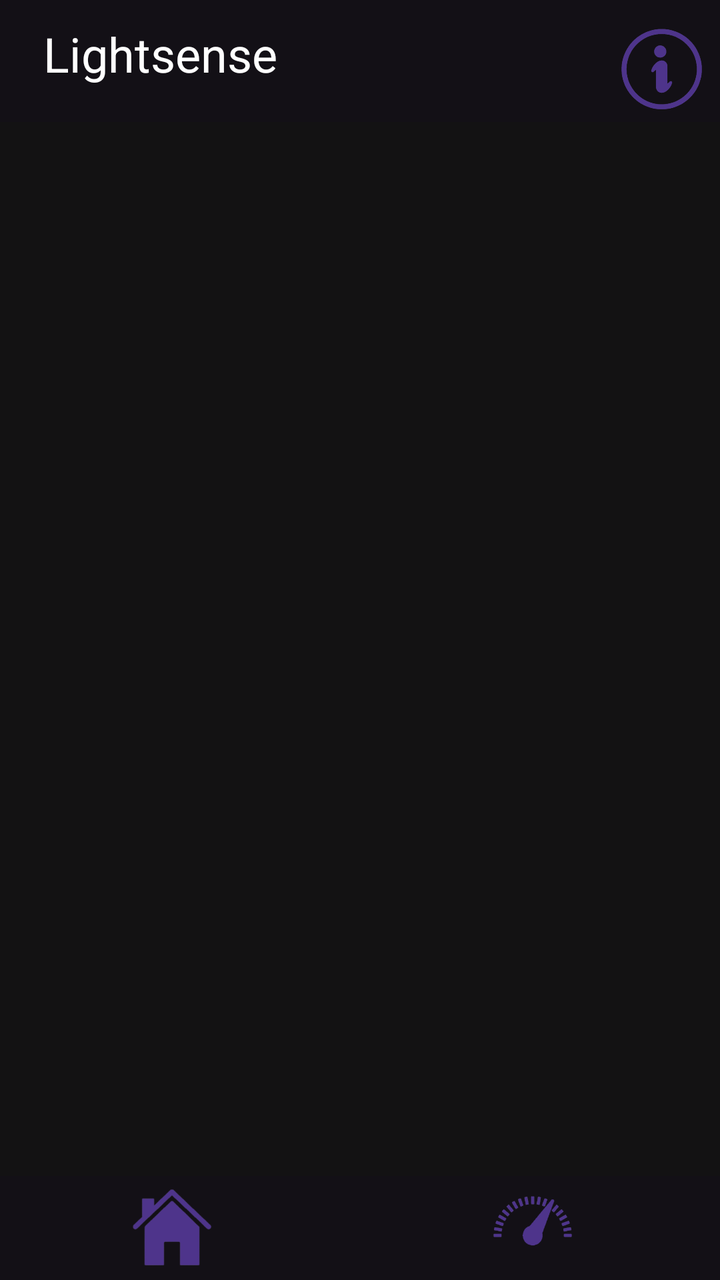
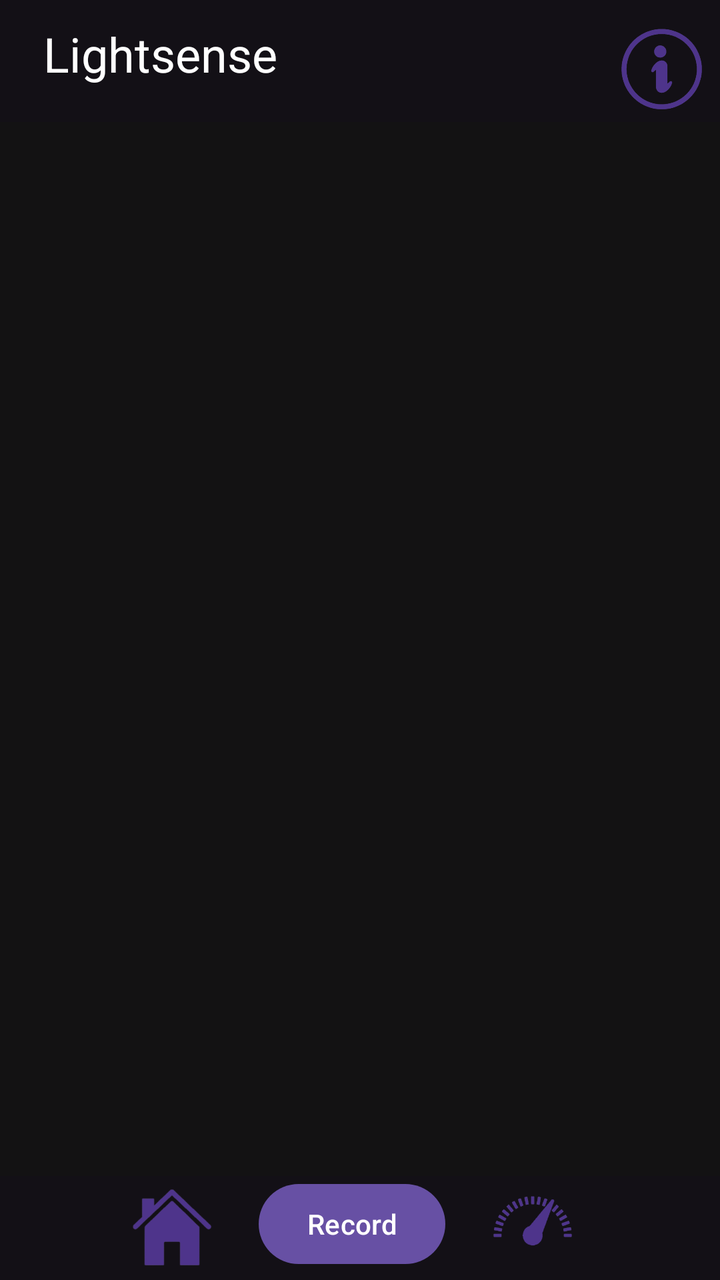

Two renders of the same Android screen: before a commit and after it. Below are the layout's source before the change and the commit's diff.
<!-- AndroidManifest.xml: application theme Theme.Lightsense2 -->
<!-- res/layout/activity_logging_light.xml -->
<?xml version="1.0" encoding="utf-8"?>
<RelativeLayout xmlns:android="http://schemas.android.com/apk/res/android"
    xmlns:app="http://schemas.android.com/apk/res-auto"
    xmlns:tools="http://schemas.android.com/tools"
    android:layout_width="match_parent"
    android:layout_height="match_parent"
    android:fitsSystemWindows="true"
    tools:context=".LoggingActivity">


    <FrameLayout
        android:id="@+id/container"
        android:layout_width="match_parent"
        android:layout_height="match_parent"
        android:layout_above="@id/bottom_nav"
        android:layout_marginBottom="-9dp"
        android:background="@color/dark" >

        <LinearLayout
            android:id="@+id/logcontainer"
            android:layout_width="match_parent"
            android:layout_height="371dp"
            android:layout_marginTop="70dp"
            android:orientation="vertical"></LinearLayout>
    </FrameLayout>

    <androidx.constraintlayout.widget.ConstraintLayout
        android:id="@+id/header"
        android:layout_width="match_parent"
        android:layout_height="wrap_content"
        android:layout_alignParentTop="true"
        android:background="@color/backgroundDark">

        <ImageButton
            android:id="@+id/informationbutton"
            android:layout_width="52dp"
            android:layout_height="53dp"
            android:layout_marginTop="8dp"
            android:background="@color/backgroundDark"
            android:scaleType="centerCrop"
            android:src="@drawable/informationicon"
            app:layout_constraintBottom_toBottomOf="parent"
            app:layout_constraintEnd_toEndOf="parent"
            app:layout_constraintHorizontal_bias="0.979"
            app:layout_constraintStart_toEndOf="@+id/editTextText"
            app:layout_constraintTop_toTopOf="parent"
            app:layout_constraintVertical_bias="0.0" />

        <TextView
            android:id="@+id/editTextText"
            android:layout_width="120dp"
            android:layout_height="40dp"
            android:ems="10"
            android:text="@string/app_name"
            android:textColor="#FFFFFF"
            android:textSize="24sp"
            app:layout_constraintBottom_toBottomOf="parent"
            app:layout_constraintEnd_toEndOf="parent"
            app:layout_constraintHorizontal_bias="0.09"
            app:layout_constraintStart_toStartOf="parent"
            app:layout_constraintTop_toTopOf="parent" />
    </androidx.constraintlayout.widget.ConstraintLayout>

    <androidx.constraintlayout.widget.ConstraintLayout
        android:id="@+id/bottom_nav"
        android:layout_width="match_parent"
        android:layout_height="wrap_content"
        android:layout_alignParentBottom="true"
        android:background="@color/backgroundDark">


        <ImageButton
            android:id="@+id/homebutton"
            android:layout_width="52dp"
            android:layout_height="52dp"
            android:layout_marginStart="60dp"
            android:background="@color/backgroundDark"
            android:scaleType="centerCrop"
            android:src="@drawable/homeicon"
            app:layout_constraintBottom_toBottomOf="parent"
            app:layout_constraintStart_toStartOf="parent"
            app:layout_constraintTop_toTopOf="parent"
            app:layout_constraintVertical_bias="0.0" />

        <ImageButton
            android:id="@+id/measurebutton"
            android:layout_width="52dp"
            android:layout_height="52dp"
            android:layout_marginEnd="68dp"
            android:background="@color/backgroundDark"
            android:scaleType="centerCrop"
            android:src="@drawable/measurefragmentnobg"
            app:layout_constraintBottom_toBottomOf="parent"
            app:layout_constraintEnd_toEndOf="parent"
            app:layout_constraintTop_toTopOf="parent"
            app:layout_constraintVertical_bias="0.0" />
    </androidx.constraintlayout.widget.ConstraintLayout>
</RelativeLayout>
<!-- resources referenced by this layout -->
<resources>
  <color name="backgroundDark">#131016</color>
  <color name="dark">#F50A090A</color>
  <!-- drawable homeicon: png bitmap (drawable, 6469 bytes) -->
  <!-- drawable informationicon: png bitmap (drawable, 15505 bytes) -->
  <!-- drawable measurefragmentnobg: png bitmap (drawable, 10630 bytes) -->
  <string name="app_name">Lightsense</string>
  <style name="Theme.Lightsense2" parent="Base.Theme.Lightsense2" />
  <style name="Base.Theme.Lightsense2" parent="Theme.Material3.DayNight.NoActionBar">
          
          
      </style>
</resources>

<!-- the commit's change to res/layout/activity_logging_light.xml (unified diff, before → after) -->
@@ -8,6 +8,8 @@
     tools:context=".LoggingActivity">
 
 
+
+
     <FrameLayout
         android:id="@+id/container"
         android:layout_width="match_parent"
@@ -15,14 +17,23 @@
         android:layout_above="@id/bottom_nav"
         android:layout_marginBottom="-9dp"
         android:background="@color/dark" >
+    </FrameLayout>
+        <ScrollView
+            android:layout_width="match_parent"
+            android:layout_height="match_parent">
 
-        <LinearLayout
-            android:id="@+id/logcontainer"
-            android:layout_width="match_parent"
-            android:layout_height="371dp"
-            android:layout_marginTop="70dp"
-            android:orientation="vertical"></LinearLayout>
-    </FrameLayout>
+            <LinearLayout
+                android:id="@+id/logcontainer"
+                android:layout_width="match_parent"
+                android:layout_height="558dp"
+                android:layout_marginTop="70dp"
+                android:orientation="vertical">
+
+            </LinearLayout>
+
+
+        </ScrollView>
+
 
     <androidx.constraintlayout.widget.ConstraintLayout
         android:id="@+id/header"
@@ -69,6 +80,14 @@
         android:background="@color/backgroundDark">
 
 
+        <Button
+            android:id="@+id/recordbutton"
+            android:layout_width="wrap_content"
+            android:layout_height="wrap_content"
+            android:text="Record"
+            app:layout_constraintEnd_toStartOf="@+id/measurebutton"
+            app:layout_constraintStart_toEndOf="@+id/homebutton" />
+
         <ImageButton
             android:id="@+id/homebutton"
             android:layout_width="52dp"
